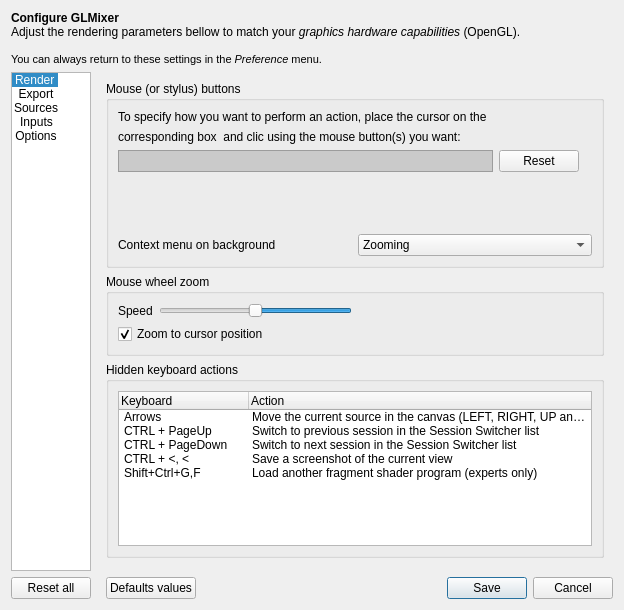
The window that src/UserPreferencesDialog.ui (markus-wa/glmixer-mirror) describes before a commit, drawn with Qt 5.
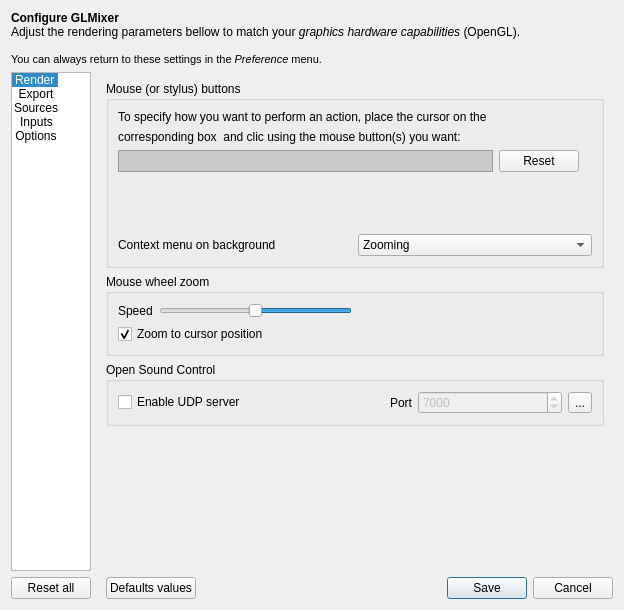
The same window after the commit. The open tabs and pages were chosen to show the change. Icons and pictures are not drawn. Custom widgets are drawn as their Qt base class.

Commit message: Completed implementation of OpenSoundControlManager (enable/disable, user preference, most source manipulation properties exposed).

Patch:
```diff
--- a/src/UserPreferencesDialog.ui
+++ b/src/UserPreferencesDialog.ui
@@ -1554,85 +1554,54 @@
            <item>
             <widget class="QGroupBox" name="groupBox_9">
              <property name="title">
-              <string>Hidden keyboard actions</string>
+              <string>Open Sound Control</string>
              </property>
-             <layout class="QVBoxLayout" name="verticalLayout_28">
+             <layout class="QHBoxLayout" name="horizontalLayout_4">
               <item>
-               <widget class="QTreeWidget" name="treeWidget">
-                <property name="indentation">
-                 <number>2</number>
+               <widget class="QCheckBox" name="enableOSC">
+                <property name="text">
+                 <string>Enable UDP server</string>
                 </property>
-                <attribute name="headerDefaultSectionSize">
-                 <number>130</number>
-                </attribute>
-                <attribute name="headerMinimumSectionSize">
-                 <number>120</number>
-                </attribute>
-                <column>
-                 <property name="text">
-                  <string>Keyboard</string>
-                 </property>
-                </column>
-                <column>
-                 <property name="text">
-                  <string>Action</string>
-                 </property>
-                </column>
-                <item>
-                 <property name="text">
-                  <string>Arrows</string>
-                 </property>
-                 <property name="text">
-                  <string>Move the current source in the canvas (LEFT, RIGHT, UP and DOWN arrows)</string>
-                 </property>
-                 <property name="flags">
-                  <set>ItemIsEnabled</set>
-                 </property>
-                </item>
-                <item>
-                 <property name="text">
-                  <string>CTRL + PageUp</string>
-                 </property>
-                 <property name="text">
-                  <string>Switch to previous session in the Session Switcher list</string>
-                 </property>
-                 <property name="flags">
-                  <set>ItemIsEnabled</set>
-                 </property>
-                </item>
-                <item>
-                 <property name="text">
-                  <string>CTRL + PageDown</string>
-                 </property>
-                 <property name="text">
-                  <string>Switch to next session in the Session Switcher list</string>
-                 </property>
-                 <property name="flags">
-                  <set>ItemIsEnabled</set>
-                 </property>
-                </item>
-                <item>
-                 <property name="text">
-                  <string>CTRL + &lt;, &lt;</string>
-                 </property>
-                 <property name="text">
-                  <string>Save a screenshot of the current view</string>
-                 </property>
-                 <property name="flags">
-                  <set>ItemIsEnabled</set>
-                 </property>
-                </item>
-                <item>
-                 <property name="text">
-                  <string>Shift+Ctrl+G,F</string>
-                 </property>
-                 <property name="text">
-                  <string>Load another fragment shader program (experts only)</string>
-                 </property>
-                 <property name="flags">
-                  <set>ItemIsEnabled</set>
-                 </property>
-                </item>
+               </widget>
+              </item>
+              <item>
+               <widget class="QLabel" name="label_24">
+                <property name="text">
+                 <string>Port</string>
+                </property>
+                <property name="alignment">
+                 <set>Qt::AlignRight|Qt::AlignTrailing|Qt::AlignVCenter</set>
+                </property>
+               </widget>
+              </item>
+              <item>
+               <widget class="QSpinBox" name="OSCPort">
+                <property name="enabled">
+                 <bool>false</bool>
+                </property>
+                <property name="minimum">
+                 <number>1000</number>
+                </property>
+                <property name="maximum">
+                 <number>9999</number>
+                </property>
+                <property name="singleStep">
+                 <number>100</number>
+                </property>
+                <property name="value">
+                 <number>7000</number>
+                </property>
+               </widget>
+              </item>
+              <item>
+               <widget class="QToolButton" name="OSCHelp">
+                <property name="text">
+                 <string>...</string>
+                </property>
+                <property name="icon">
+                 <iconset resource="../icons.qrc">
+                  <normaloff>:/glmixer/icons/question.png</normaloff>:/glmixer/icons/question.png</iconset>
+                </property>
                </widget>
               </item>
              </layout>
```
Left out of the diff: 74 changed lines with no effect on the pictures. The commit also changes 8 other files.
